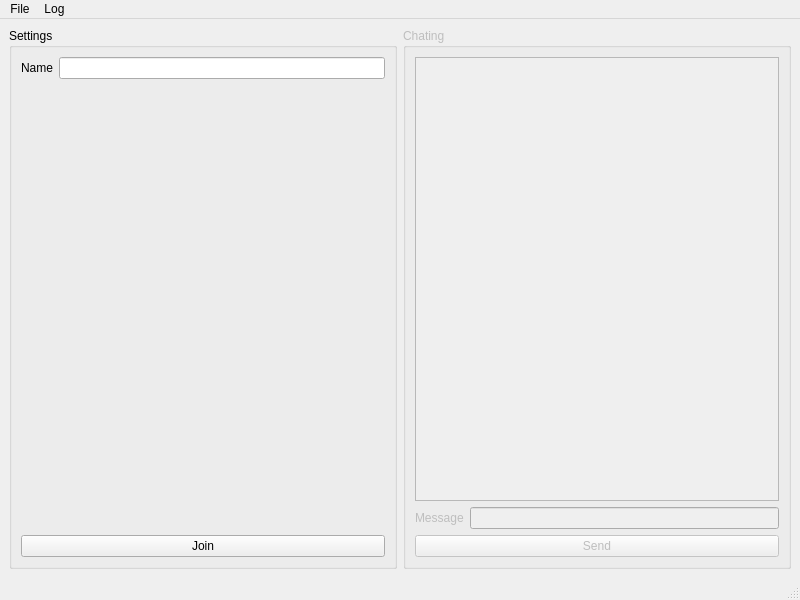
Above: mainwindow.ui from TopSecretKursach/kursovaya before the change. Below: the same form after it.
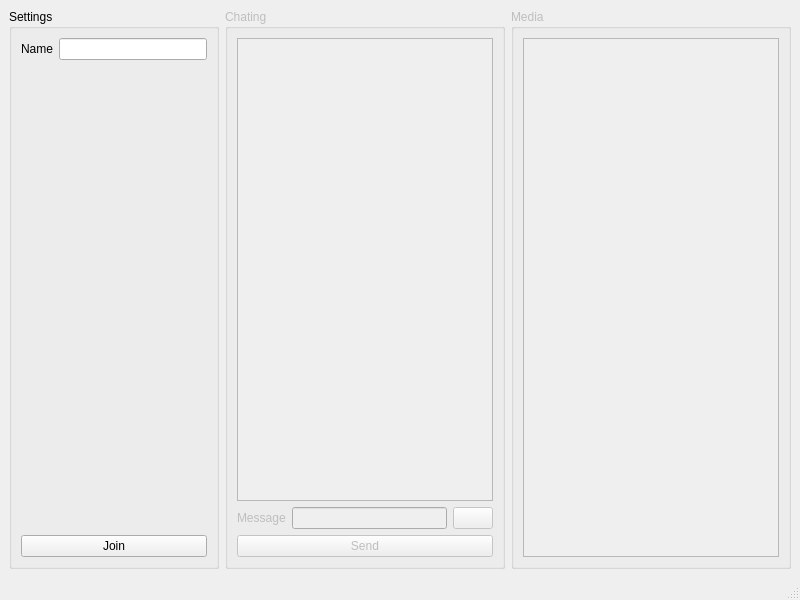
That is the form after the change. Icons and pictures are not drawn.

Diff of the .ui file:
```diff
--- a/mainwindow.ui
+++ b/mainwindow.ui
@@ -85,6 +85,23 @@
          <item>
           <widget class="QLineEdit" name="le_message"/>
          </item>
+         <item>
+          <widget class="QPushButton" name="pb_media">
+           <property name="sizePolicy">
+            <sizepolicy hsizetype="Minimum" vsizetype="Minimum">
+             <horstretch>0</horstretch>
+             <verstretch>0</verstretch>
+            </sizepolicy>
+           </property>
+           <property name="text">
+            <string/>
+           </property>
+           <property name="icon">
+            <iconset>
+             <normaloff>w512h4641380476740clip.png</normaloff>w512h4641380476740clip.png</iconset>
+           </property>
+          </widget>
+         </item>
         </layout>
        </item>
        <item>
@@ -97,6 +114,21 @@
       </layout>
      </widget>
     </item>
+    <item>
+     <widget class="QGroupBox" name="gb_media">
+      <property name="enabled">
+       <bool>false</bool>
+      </property>
+      <property name="title">
+       <string>Media</string>
+      </property>
+      <layout class="QVBoxLayout" name="verticalLayout_3">
+       <item>
+        <widget class="QGraphicsView" name="graphicsView"/>
+       </item>
+      </layout>
+     </widget>
+    </item>
    </layout>
   </widget>
   <widget class="QMenuBar" name="menubar">
@@ -108,21 +140,6 @@
      <height>23</height>
     </rect>
    </property>
-   <widget class="QMenu" name="menuLog">
-    <property name="title">
-     <string>Log</string>
-    </property>
-    <addaction name="actionSave_log"/>
-    <addaction name="actionClear"/>
-   </widget>
-   <widget class="QMenu" name="menuFile">
-    <property name="title">
-     <string>File</string>
-    </property>
-    <addaction name="actionExit"/>
-   </widget>
-   <addaction name="menuFile"/>
-   <addaction name="menuLog"/>
   </widget>
   <widget class="QStatusBar" name="statusbar"/>
   <action name="actionClear">
```
